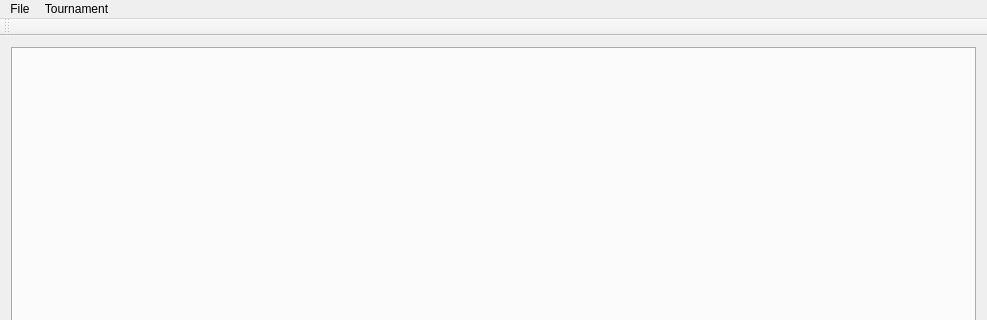
Before: the Qt Designer form BracketMaster/JudoMasterMainWindow.ui in gcdean/TournamentMaster, drawn with Qt 5; both pictures show x 0 to 987 and y 0 to 320 of the 987 by 659 pixel window.
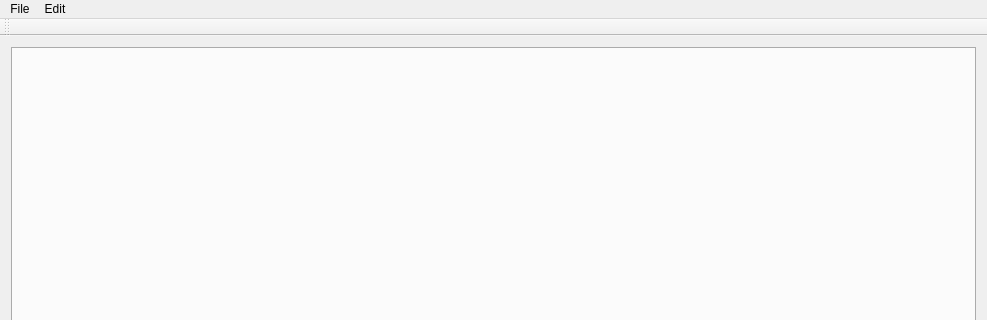
After: the same form once the commit is applied. Custom widgets are drawn as their Qt base class.

Commit message: CHnated menu names.

What changed in the file:
```diff
--- a/BracketMaster/JudoMasterMainWindow.ui
+++ b/BracketMaster/JudoMasterMainWindow.ui
@@ -101,14 +101,14 @@
     <addaction name="actionExit"/>
     <addaction name="actionPreferences"/>
    </widget>
-   <widget class="QMenu" name="menuTournament">
+   <widget class="QMenu" name="menuEdit">
     <property name="title">
-     <string>Tournament</string>
+     <string>Edit</string>
     </property>
     <addaction name="actionTournamentInfo"/>
    </widget>
    <addaction name="menuFile"/>
-   <addaction name="menuTournament"/>
+   <addaction name="menuEdit"/>
   </widget>
   <widget class="QToolBar" name="mainToolBar">
    <attribute name="toolBarArea">
```
Left out of the diff: 2 changed lines with no effect on the pictures.
